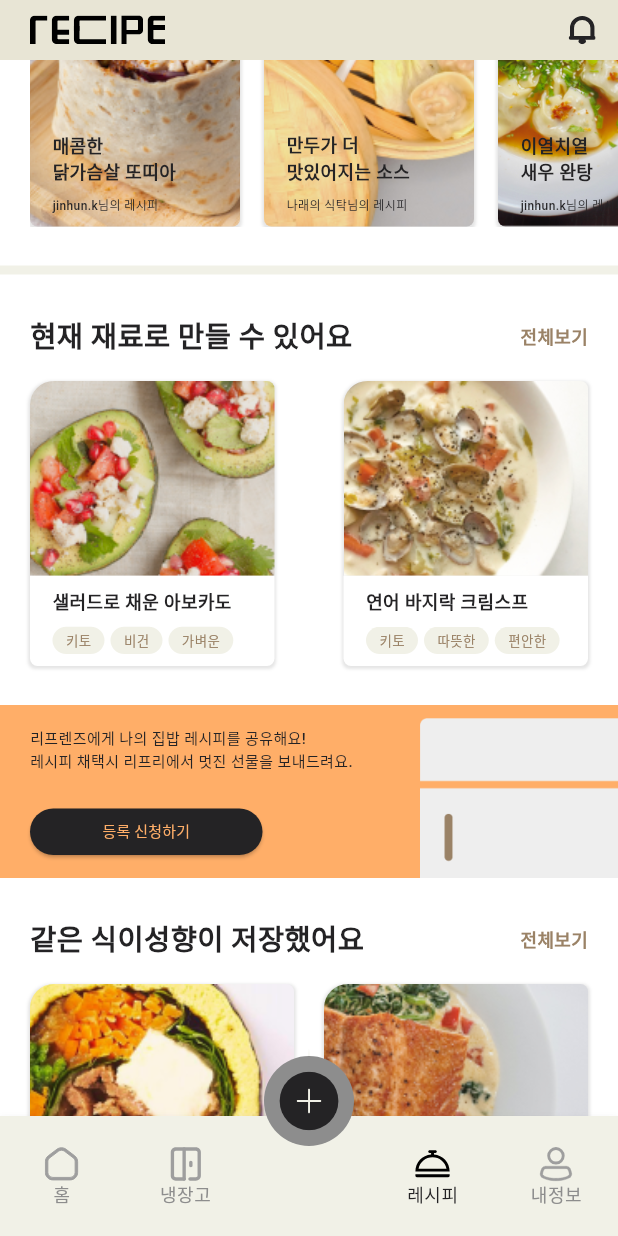
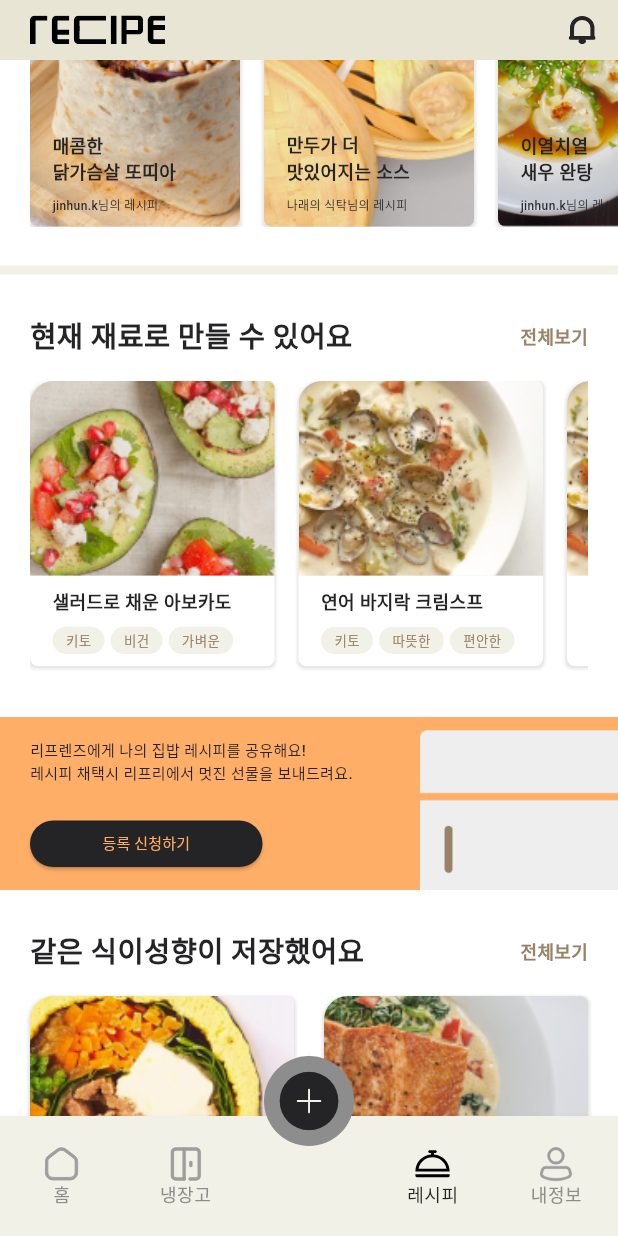
Before and after one commit to project-refri/refri-mobile, a Flutter app: the screen it shows after launch, item 4 of the bottom bar chosen, scrolled down 576 dp, on a phone screen of 412 x 824 dp. Run offline on Flutter 3.47's test engine with Material 2 defaults, Android fonts, the phone set to English and light mode, and no system bars; drawn by our look-alikes of convex_bottom_bar; our stand-ins replace carousel_slider, firebase_auth, firebase_core, flutter_secure_storage, flutter_svg, freezed_annotation and 2 more; accounts and stored records are empty.

Commit message:
Feat: 홈 화면 UI 개발 #8

```diff
--- a/lib/presentation/home/home_screen.dart
+++ b/lib/presentation/home/home_screen.dart
@@ -70,21 +70,42 @@ class _Recipe extends StatelessWidget {
 
   @override
   Widget build(BuildContext context) {
-    return const MainSection(
+    return MainSection(
         title: "현재 재료로 추천하는 레시피",
-        child:
-            Row(mainAxisAlignment: MainAxisAlignment.spaceBetween, children: [
-          RecipeCard(
+        child: SizedBox(
+          height: 198,
+          child: ListView(
+            scrollDirection: Axis.horizontal,
+            children: const [
+              Padding(
+                padding: EdgeInsets.only(bottom: 8),
+                child: RecipeCard(
                   title: "샐러드로 채운 아보카도",
                   tags: ["키토", "비건", "가벼운"],
                   image: "asset/img/recipe_sample_1.png",
                 ),
-          RecipeCard(
+              ),
+              SizedBox(width: 16),
+              Padding(
+                padding: EdgeInsets.only(bottom: 8),
+                child: RecipeCard(
                   title: "연어 바지락 크림스프",
                   tags: ["키토", "따뜻한", "편안한"],
                   image: "asset/img/recipe_sample_2.png",
                 ),
-        ]));
+              ),
+              SizedBox(width: 16),
+              Padding(
+                padding: EdgeInsets.only(bottom: 8),
+                child: RecipeCard(
+                  title: "연어 바지락 크림스프",
+                  tags: ["키토", "따뜻한", "편안한"],
+                  image: "asset/img/recipe_sample_2.png",
+                ),
+              ),
+            ],
+          ),
+        ));
   }
 }
 
--- a/lib/presentation/recipe/recipe_screen.dart
+++ b/lib/presentation/recipe/recipe_screen.dart
@@ -128,21 +128,42 @@ class _Recipe extends StatelessWidget {
 
   @override
   Widget build(BuildContext context) {
-    return const MainSection(
+    return MainSection(
         title: "현재 재료로 만들 수 있어요",
-        child:
-            Row(mainAxisAlignment: MainAxisAlignment.spaceBetween, children: [
-          RecipeCard(
+        child: SizedBox(
+          height: 198,
+          child: ListView(
+            scrollDirection: Axis.horizontal,
+            children: const [
+              Padding(
+                padding: EdgeInsets.only(bottom: 8),
+                child: RecipeCard(
                   title: "샐러드로 채운 아보카도",
                   tags: ["키토", "비건", "가벼운"],
                   image: "asset/img/recipe_sample_1.png",
                 ),
-          RecipeCard(
+              ),
+              SizedBox(width: 16),
+              Padding(
+                padding: EdgeInsets.only(bottom: 8),
+                child: RecipeCard(
                   title: "연어 바지락 크림스프",
                   tags: ["키토", "따뜻한", "편안한"],
                   image: "asset/img/recipe_sample_2.png",
                 ),
-        ]));
+              ),
+              SizedBox(width: 16),
+              Padding(
+                padding: EdgeInsets.only(bottom: 8),
+                child: RecipeCard(
+                  title: "연어 바지락 크림스프",
+                  tags: ["키토", "따뜻한", "편안한"],
+                  image: "asset/img/recipe_sample_2.png",
+                ),
+              ),
+            ],
+          ),
+        ));
   }
 }
 
```
Lines whose indentation alone changed are shown as unchanged.
